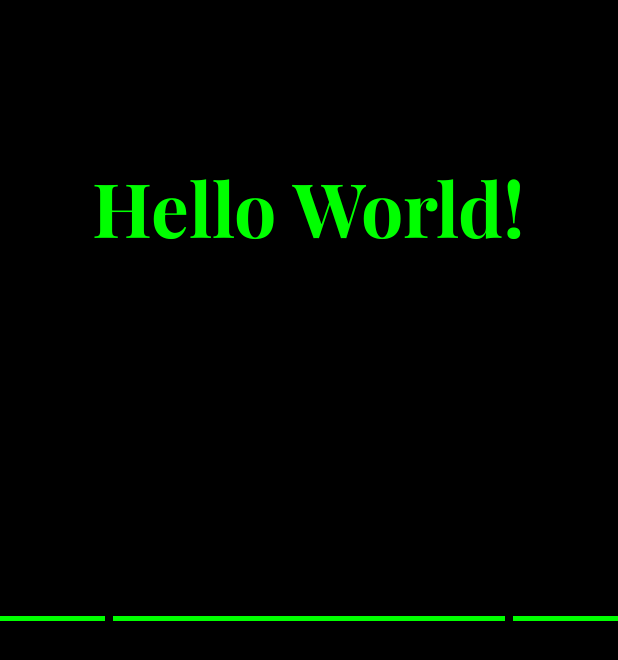
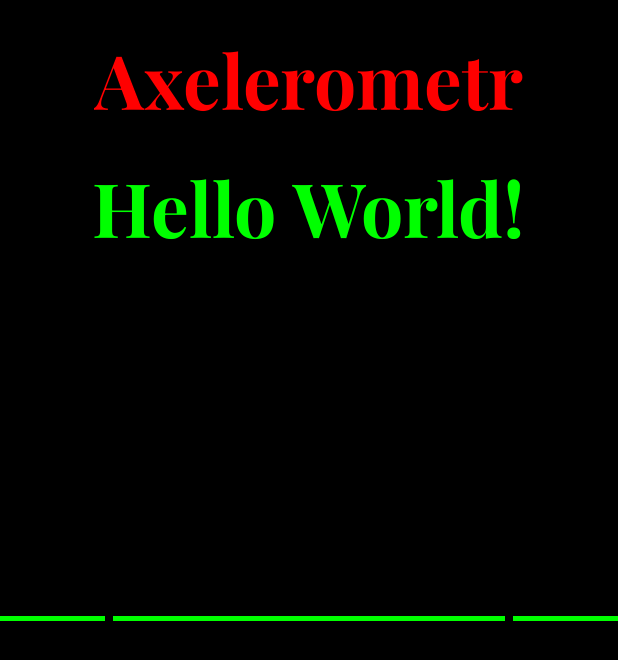
Before and after one commit to David3415/Axelerometr, an Android app: the layout activity_main.xml on its own in the app's theme, with its tools: preview values and no code run, on a phone screen of 412 x 824 dp. Shown: the top 660 px of the screen. Run offline under Robolectric (Android 15) with nearby library versions, the phone set to English and light mode, and no system bars.

```diff
--- a/app/src/main/AndroidManifest.xml
+++ b/app/src/main/AndroidManifest.xml
@@ -13,6 +13,7 @@
         android:theme="@style/Theme.Axelerometr"
         tools:targetApi="31">
         <activity
+            android:configChanges="orientation|keyboardHidden|screenSize"
             android:name=".MainActivity"
             android:exported="true">
             <intent-filter>
--- /dev/null
+++ b/app/src/main/java/com/example/axelerometr/constance/Constance.kt
@@ -0,0 +1,6 @@
+package com.example.axelerometr.constance
+
+object Constance {
+    const val RADIAN: Float = 57.2958F
+    const val R_ANGLE: Int = 90
+}
--- a/app/src/main/res/layout/activity_main.xml
+++ b/app/src/main/res/layout/activity_main.xml
@@ -10,18 +10,27 @@
 
     <TextView
         android:id="@+id/tvSensor"
-        style="@style/TextAppearance.AppCompat.TextStyle1"
+        style="@style/TextAppearance.AppCompat.TextStyle2"
         android:layout_width="wrap_content"
         android:layout_height="wrap_content"
         android:layout_marginTop="100dp"
-        android:text="Hello World!"
+        android:text="@string/greet"
         app:layout_constraintBottom_toBottomOf="parent"
         app:layout_constraintEnd_toEndOf="parent"
         app:layout_constraintHorizontal_bias="0.498"
         app:layout_constraintStart_toStartOf="parent"
         app:layout_constraintTop_toTopOf="parent"
         app:layout_constraintVertical_bias="0" />
-
+    <TextView
+        android:id="@+id/app_name"
+        android:layout_width="wrap_content"
+        android:layout_height="wrap_content"
+        android:text="@string/app_name"
+        style="@style/TextAppearance.AppCompat.TextStyle1.Title"
+        app:layout_constraintBottom_toTopOf="@+id/tvSensor"
+        app:layout_constraintEnd_toEndOf="parent"
+        app:layout_constraintStart_toStartOf="parent"
+        app:layout_constraintTop_toTopOf="parent" />
     <LinearLayout
         android:id="@+id/linearLayout"
         android:layout_width="70dp"
@@ -55,4 +64,6 @@
         app:layout_constraintStart_toEndOf="@+id/linearLayout"
         app:layout_constraintTop_toTopOf="@+id/linearLayout"></LinearLayout>
 
+
+
 </androidx.constraintlayout.widget.ConstraintLayout>
--- a/app/src/main/res/values/colors.xml
+++ b/app/src/main/res/values/colors.xml
@@ -2,7 +2,7 @@
 <resources>
     <color name="black">#FF000000</color>
     <color name="white">#FFFFFFFF</color>
-    <color name="blue">#00ff00</color>
+    <color name="blue">#0000ff</color>
     <color name="red">#ff0000</color>
     <color name="green">#00ff00</color>
 </resources>
--- a/app/src/main/res/values/strings.xml
+++ b/app/src/main/res/values/strings.xml
@@ -1,3 +1,5 @@
 <resources>
     <string name="app_name">Axelerometr</string>
+    <string name="appname">Axelerometr</string>
+    <string name="greet">Hello World!</string>
 </resources>
--- a/app/src/main/res/values/styles.xml
+++ b/app/src/main/res/values/styles.xml
@@ -6,12 +6,17 @@
         <item name="android:textSize">50dp</item>
         <item name="android:textColor">@color/blue</item>
     </style>
+    <style name="TextAppearance.AppCompat.TextStyle2">
+        <item name="android:fontFamily">@font/playfair_bold</item>
+        <item name="android:textSize">50dp</item>
+        <item name="android:textColor">@color/green</item>
+    </style>
 
-    <!--<style name="TextAppearance.AppCompat.LineStyle1">
-        <item name="android:width">30dp</item>
-        <item name="android:height">30dp</item>
-        <item name="android:backgroundTint">@color/red    </item>
-    </style>-->
+    <style name="TextAppearance.AppCompat.TextStyle1.Title">
+        <item name="android:fontFamily">@font/playfair_bold</item>
+        <item name="android:textSize">50dp</item>
+        <item name="android:textColor">@color/red</item>
+    </style>
 
 
 </resources>
```
Also changed, not shown: app/src/main/java/com/example/axelerometr/MainActivity.kt (+21 -10 lines), 1 other file.
